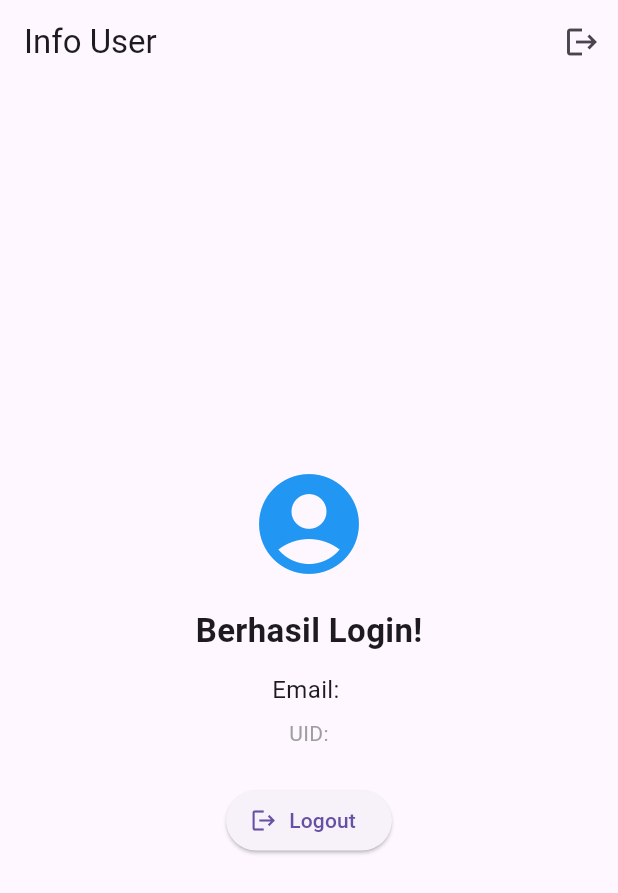
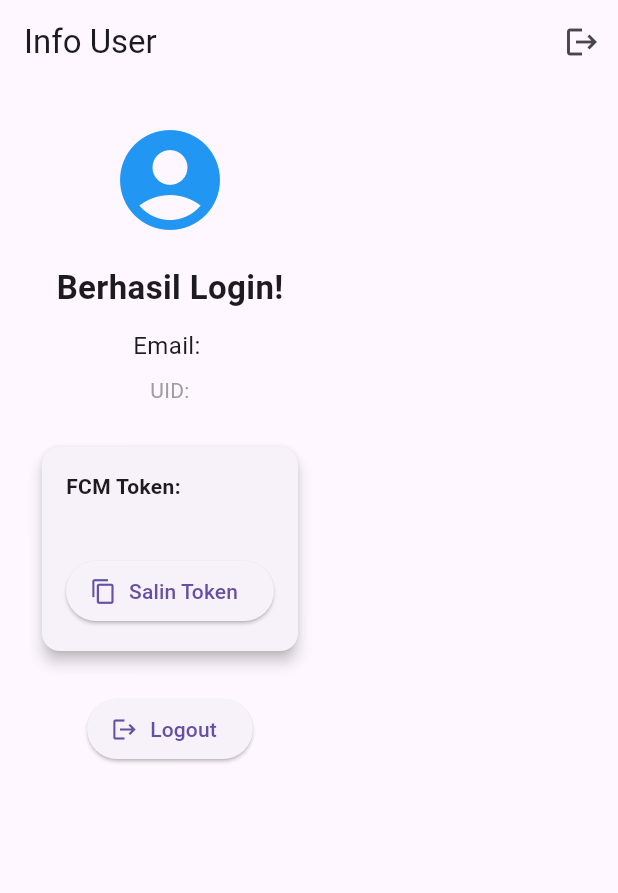
Before and after one commit to EY-YURIZA/login_firebase, a Flutter app: the screen it shows once a user with an empty profile is signed in, on a phone screen of 412 x 824 dp. Shown: the top 893 px of the screen. Run offline on Flutter 3.47's test engine with Material 3 defaults, Android fonts, the phone set to English and light mode, and no system bars; our stand-ins replace firebase_auth, firebase_core, firebase_messaging, flutter_local_notifications; accounts and stored records are empty.

Commit message:
feat: display FcmTokenCard in UserInfoScreen

```diff
--- a/lib/screens/user_info_screen.dart
+++ b/lib/screens/user_info_screen.dart
@@ -1,5 +1,6 @@
 import 'package:flutter/material.dart';
 import 'package:firebase_auth/firebase_auth.dart';
+import '../fcm_token_card.dart';
 
 /// Halaman Informasi User (Setelah Login)
 class UserInfoScreen extends StatelessWidget {
@@ -24,7 +25,7 @@ class UserInfoScreen extends StatelessWidget {
           ),
         ],
       ),
-      body: Center(
+      body: SingleChildScrollView(
         child: Padding(
           padding: const EdgeInsets.all(24.0),
           child: Column(
@@ -48,6 +49,8 @@ class UserInfoScreen extends StatelessWidget {
                 textAlign: TextAlign.center,
               ),
               const SizedBox(height: 24),
+              const FcmTokenCard(),
+              const SizedBox(height: 24),
               ElevatedButton.icon(
                 onPressed: _logout,
                 icon: const Icon(Icons.logout),
```
